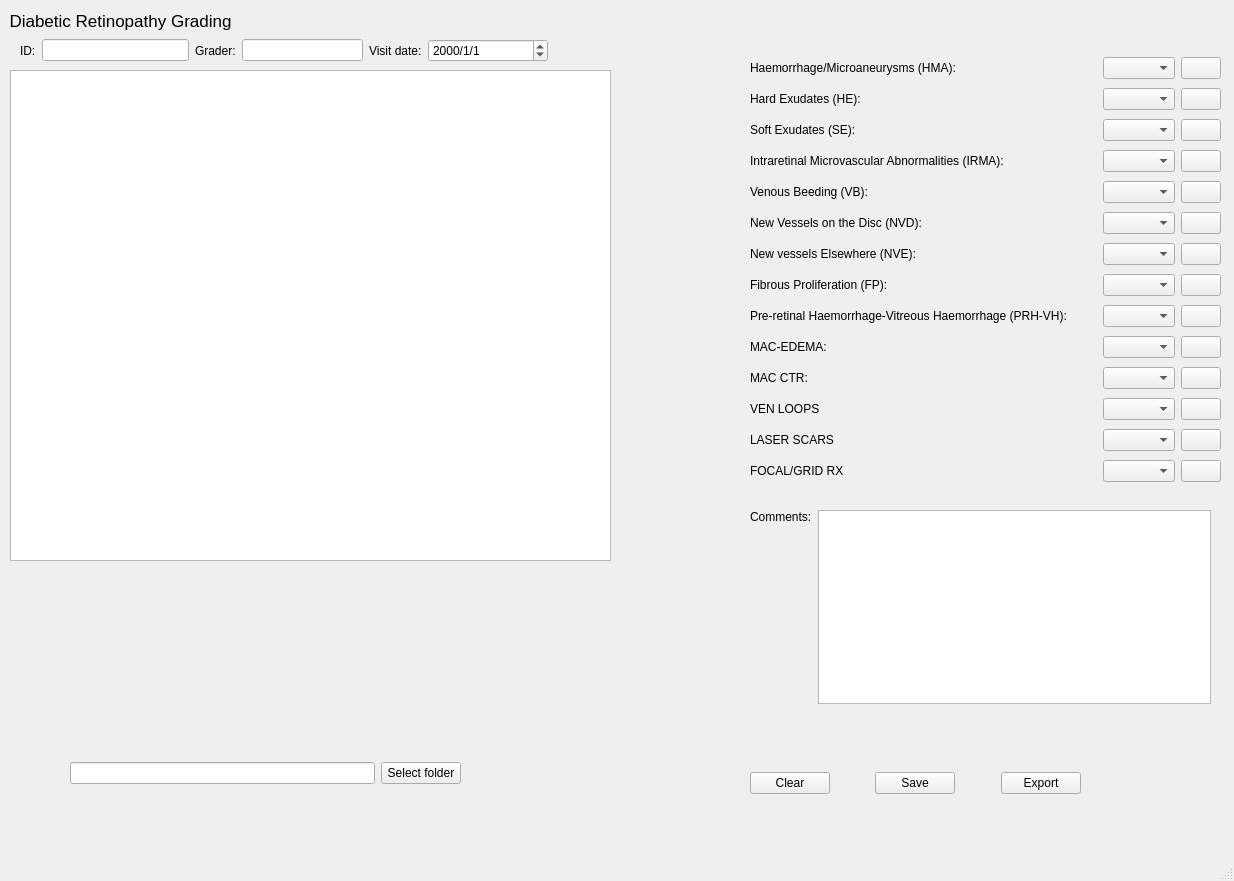
First picture: the form in MainWindow.ui, repository xujialiu/ETDR-grading-app, before the edit.
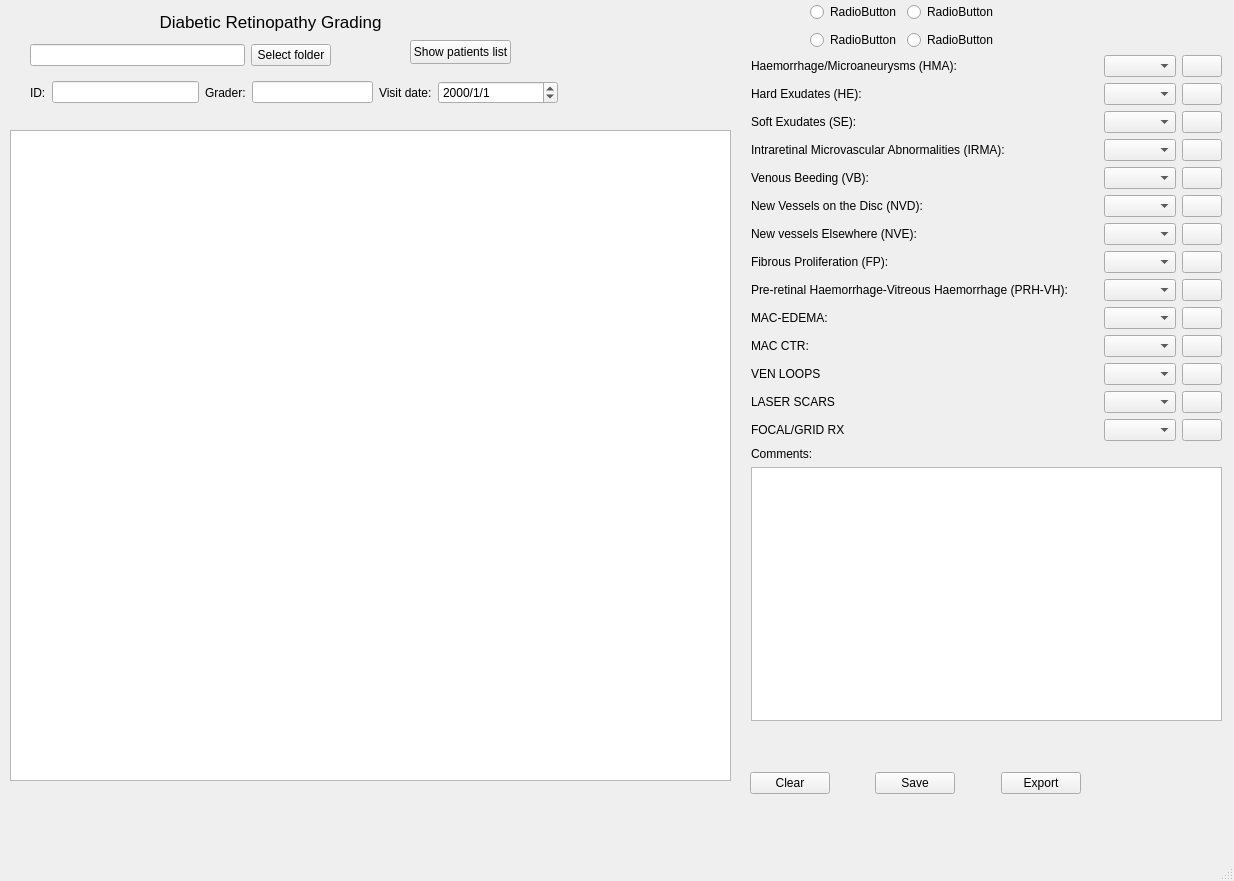
Second picture: the form after the edit. Icons and pictures are not drawn.

Patch:
```diff
--- a/MainWindow.ui
+++ b/MainWindow.ui
@@ -17,8 +17,8 @@
    <widget class="QLabel" name="label">
     <property name="geometry">
      <rect>
-      <x>10</x>
-      <y>9</y>
+      <x>160</x>
+      <y>10</y>
       <width>221</width>
       <height>23</height>
      </rect>
@@ -39,17 +39,17 @@
     <property name="geometry">
      <rect>
       <x>10</x>
-      <y>70</y>
-      <width>601</width>
-      <height>491</height>
+      <y>130</y>
+      <width>721</width>
+      <height>651</height>
      </rect>
     </property>
    </widget>
    <widget class="QWidget" name="layoutWidget">
     <property name="geometry">
      <rect>
-      <x>20</x>
-      <y>38</y>
+      <x>30</x>
+      <y>80</y>
       <width>528</width>
       <height>25</height>
      </rect>
@@ -119,9 +119,99 @@
     <property name="geometry">
      <rect>
       <x>750</x>
-      <y>54</y>
+      <y>770</y>
+      <width>331</width>
+      <height>26</height>
+     </rect>
+    </property>
+    <layout class="QHBoxLayout" name="horizontalLayout_20">
+     <item>
+      <widget class="QPushButton" name="pushButton">
+       <property name="text">
+        <string>Clear</string>
+       </property>
+       <property name="autoDefault">
+        <bool>false</bool>
+       </property>
+       <property name="default">
+        <bool>false</bool>
+       </property>
+       <property name="flat">
+        <bool>false</bool>
+       </property>
+      </widget>
+     </item>
+     <item>
+      <spacer name="horizontalSpacer_15">
+       <property name="orientation">
+        <enum>Qt::Horizontal</enum>
+       </property>
+       <property name="sizeHint" stdset="0">
+        <size>
+         <width>40</width>
+         <height>20</height>
+        </size>
+       </property>
+      </spacer>
+     </item>
+     <item>
+      <widget class="QPushButton" name="pushButton_2">
+       <property name="text">
+        <string>Save</string>
+       </property>
+      </widget>
+     </item>
+     <item>
+      <spacer name="horizontalSpacer_16">
+       <property name="orientation">
+        <enum>Qt::Horizontal</enum>
+       </property>
+       <property name="sizeHint" stdset="0">
+        <size>
+         <width>40</width>
+         <height>20</height>
+        </size>
+       </property>
+      </spacer>
+     </item>
+     <item>
+      <widget class="QPushButton" name="pushButton_3">
+       <property name="text">
+        <string>Export</string>
+       </property>
+      </widget>
+     </item>
+    </layout>
+   </widget>
+   <widget class="QWidget" name="layoutWidget">
+    <property name="geometry">
+     <rect>
+      <x>30</x>
+      <y>40</y>
+      <width>301</width>
+      <height>31</height>
+     </rect>
+    </property>
+    <layout class="QHBoxLayout" name="horizontalLayout_4">
+     <item>
+      <widget class="QLineEdit" name="folder_line"/>
+     </item>
+     <item>
+      <widget class="QPushButton" name="folder_button">
+       <property name="text">
+        <string>Select folder</string>
+       </property>
+      </widget>
+     </item>
+    </layout>
+   </widget>
+   <widget class="QWidget" name="layoutWidget">
+    <property name="geometry">
+     <rect>
+      <x>751</x>
+      <y>55</y>
       <width>471</width>
-      <height>444</height>
+      <height>666</height>
      </rect>
     </property>
     <layout class="QVBoxLayout" name="verticalLayout_2">
@@ -663,18 +753,6 @@
        </item>
       </layout>
      </item>
-    </layout>
-   </widget>
-   <widget class="QWidget" name="layoutWidget">
-    <property name="geometry">
-     <rect>
-      <x>750</x>
-      <y>510</y>
-      <width>461</width>
-      <height>194</height>
-     </rect>
-    </property>
-    <layout class="QHBoxLayout" name="horizontalLayout_3">
      <item>
       <layout class="QVBoxLayout" name="verticalLayout">
        <item>
@@ -685,105 +763,72 @@
         </widget>
        </item>
        <item>
-        <spacer name="verticalSpacer">
-         <property name="orientation">
-          <enum>Qt::Vertical</enum>
-         </property>
-         <property name="sizeHint" stdset="0">
-          <size>
-           <width>20</width>
-           <height>40</height>
-          </size>
-         </property>
-        </spacer>
+        <widget class="QTextEdit" name="textEdit_comment"/>
        </item>
       </layout>
      </item>
-     <item>
-      <widget class="QTextEdit" name="textEdit_comment"/>
-     </item>
     </layout>
    </widget>
    <widget class="QWidget" name="layoutWidget">
     <property name="geometry">
      <rect>
-      <x>750</x>
-      <y>770</y>
-      <width>331</width>
-      <height>26</height>
+      <x>810</x>
+      <y>0</y>
+      <width>188</width>
+      <height>52</height>
      </rect>
     </property>
-    <layout class="QHBoxLayout" name="horizontalLayout_20">
+    <layout class="QVBoxLayout" name="verticalLayout_3">
      <item>
-      <widget class="QPushButton" name="pushButton">
-       <property name="text">
-        <string>Clear</string>
-       </property>
-      </widget>
+      <layout class="QHBoxLayout" name="horizontalLayout_3">
+       <item>
+        <widget class="QRadioButton" name="radioButton">
+         <property name="text">
+          <string>RadioButton</string>
+         </property>
+        </widget>
+       </item>
+       <item>
+        <widget class="QRadioButton" name="radioButton_2">
+         <property name="text">
+          <string>RadioButton</string>
+         </property>
+        </widget>
+       </item>
+      </layout>
      </item>
      <item>
-      <spacer name="horizontalSpacer_15">
-       <property name="orientation">
-        <enum>Qt::Horizontal</enum>
-       </property>
-       <property name="sizeHint" stdset="0">
-        <size>
-         <width>40</width>
-         <height>20</height>
-        </size>
-       </property>
-      </spacer>
-     </item>
-     <item>
-      <widget class="QPushButton" name="pushButton_2">
-       <property name="text">
-        <string>Save</string>
-       </property>
-      </widget>
-     </item>
-     <item>
-      <spacer name="horizontalSpacer_16">
-       <property name="orientation">
-        <enum>Qt::Horizontal</enum>
-       </property>
-       <property name="sizeHint" stdset="0">
-        <size>
-         <width>40</width>
-         <height>20</height>
-        </size>
-       </property>
-      </spacer>
-     </item>
-     <item>
-      <widget class="QPushButton" name="pushButton_3">
-       <property name="text">
-        <string>Export</string>
-       </property>
-      </widget>
+      <layout class="QHBoxLayout" name="horizontalLayout_5">
+       <item>
+        <widget class="QRadioButton" name="radioButton_3">
+         <property name="text">
+          <string>RadioButton</string>
+         </property>
+        </widget>
+       </item>
+       <item>
+        <widget class="QRadioButton" name="radioButton_4">
+         <property name="text">
+          <string>RadioButton</string>
+         </property>
+        </widget>
+       </item>
+      </layout>
      </item>
     </layout>
    </widget>
-   <widget class="QWidget" name="">
+   <widget class="QPushButton" name="folder_button_2">
     <property name="geometry">
      <rect>
-      <x>70</x>
-      <y>760</y>
-      <width>391</width>
-      <height>26</height>
+      <x>410</x>
+      <y>40</y>
+      <width>101</width>
+      <height>24</height>
      </rect>
     </property>
-    <layout class="QHBoxLayout" name="horizontalLayout_4">
-     <item>
-      <widget class="QLineEdit" name="folder_line"/>
-     </item>
-     <item>
-      <widget class="QPushButton" name="folder_button">
-       <property name="text">
-        <string>Select folder</string>
-       </property>
-      </widget>
-     </item>
-    </layout>
+    <property name="text">
+     <string>Show patients list</string>
+    </property>
    </widget>
   </widget>
   <widget class="QMenuBar" name="menubar">
```
Left out of the diff: 2 changed lines with no effect on the pictures.
